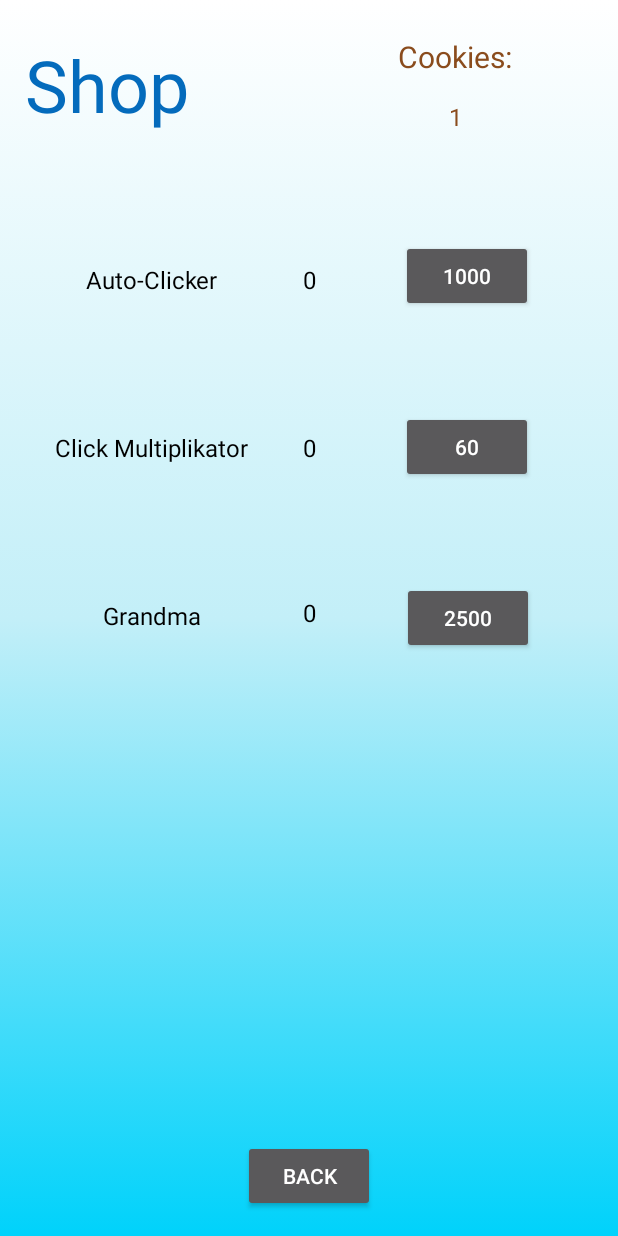
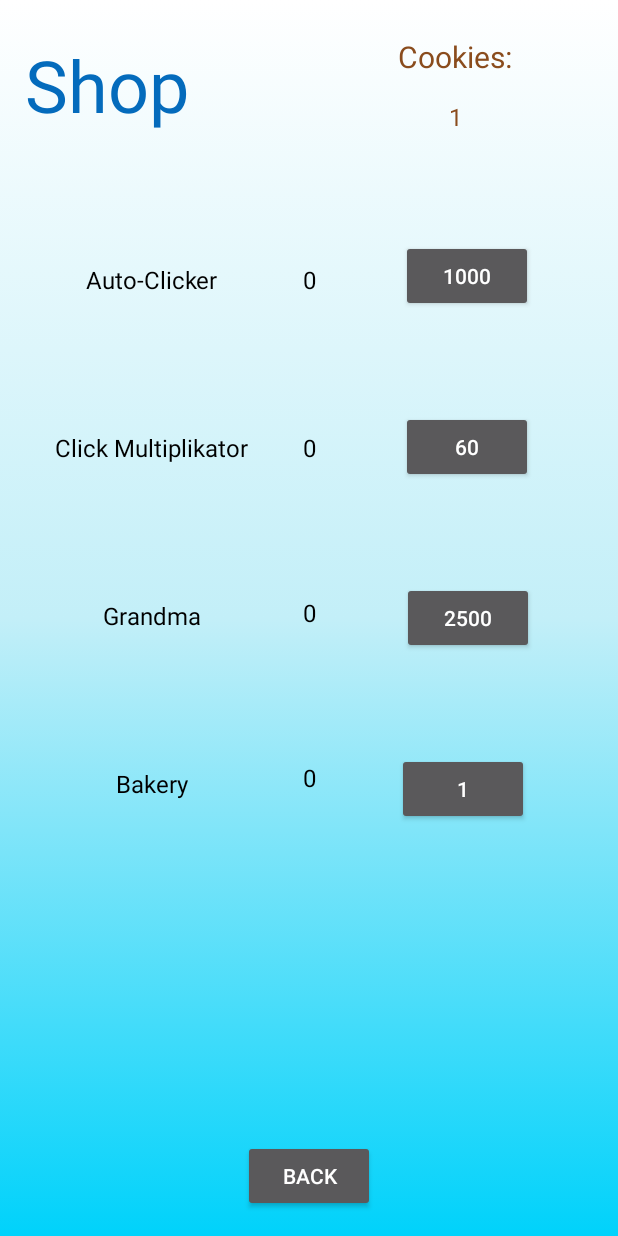
Before and after one commit to Dr-PPSN/Cookie-Klicker-App, an Android app: the Shop screen opened directly, with no data from a screen before it, after a tap on "1000", on a phone screen of 412 x 824 dp. Run offline under Robolectric (Android 15) with nearby library versions, the phone set to English and light mode, and no system bars; our stand-ins replace AdMob.

Commit message:
Added Bakery, Fixed Typos, Changed "test" variable names, Fixed not saving bug on Shop back button

```diff
--- a/app/src/main/java/com/example/cookieclickertest/Shop.java
+++ b/app/src/main/java/com/example/cookieclickertest/Shop.java
@@ -8,6 +8,8 @@ import android.util.Log;
 import android.view.View;
 import android.widget.Button;
 import android.widget.TextView;
+
+import org.w3c.dom.Text;
 
 import java.io.BufferedReader;
 import java.io.FileInputStream;
@@ -22,12 +24,14 @@ public class Shop extends AppCompatActivity {
     private static final String FILE_AUTO = "auto.txt";
     private static final String FILE_MULTI = "multi.txt";
     private static final String FILE_GRANDMA = "grandma.txt";
+    private static final String FILE_BAKERY = "bakery.txt";
     public int digitsFromFile = 0;
     public int score = 0;
     public int score2 = 0;
     public int auto = 0;
     public int multi = 0;
     public int grandma = 0;
+    public int bakery = 0;
 
     //TODO: 2 or 3 New Shop Objects to buy with Billions
     //TODO: button to get Cookies after watching a 30 sec Ad
@@ -40,26 +44,31 @@ public class Shop extends AppCompatActivity {
         Button button_buy_auto = findViewById(R.id.button_buy_auto);
         Button button_buy_multi = findViewById(R.id.button_buy_multi);
         Button button_buy_grandma = findViewById(R.id.button_buy_grandma);
+        Button button_buy_bakery = findViewById(R.id.button_buy_bakery);
         TextView anzahl_auto = findViewById(R.id.anzahl_auto);
         TextView anzahl_multi = findViewById(R.id.anzahl_multi);
         TextView textView_counter_shop = findViewById(R.id.textView_counter_shop);
         TextView anzahl_grandma = findViewById(R.id.anzahl_grandma);
         TextView billions_text2 = findViewById(R.id.billion_text2);
+        TextView anzahl_bakery = findViewById(R.id.anzahl_bakery);
 
         score = loadFile(digitsFromFile, FILE_SCORE);
         score2 = loadFile(digitsFromFile, FILE_SCORE2);
         auto = loadFile(digitsFromFile, FILE_AUTO);
         multi = loadFile(digitsFromFile, FILE_MULTI);
         grandma = loadFile(digitsFromFile, FILE_GRANDMA);
+        bakery = loadFile(digitsFromFile, FILE_BAKERY);
 
         int autoPreis = 1000;
         int multiPreis = 60;
         int grandmaPreis = 2500;
+        int bakeryPreis = 1;
 
         textView_counter_shop.setText((String.valueOf(score)));
         anzahl_auto.setText(String.valueOf(auto));
         anzahl_multi.setText(String.valueOf(multi));
         anzahl_grandma.setText(String.valueOf(grandma));
+        anzahl_bakery.setText(String.valueOf(bakery));
 
         if (auto != 0){
             for (int i = 0; i < auto; i++){
@@ -78,6 +87,15 @@ public class Shop extends AppCompatActivity {
                 grandmaPreis = grandmaPreis * 2;
             }
         }
+        button_buy_grandma.setText(String.valueOf(grandmaPreis));
+        if (bakery != 0){
+            for (int i = 0; i < bakery; i++){
+                bakeryPreis = bakeryPreis * 2;
+            }
+        }
+        button_buy_bakery.setText(String.valueOf(bakeryPreis));
+
+
         if (score2 != 0){
             billions_text2.setVisibility(View.VISIBLE);
             textView_counter_shop.setText((String.valueOf(score2)));
@@ -92,18 +110,19 @@ public class Shop extends AppCompatActivity {
 
         button_back.setOnClickListener(v -> {
             // save the current cookie counter value to external file
+            saveAll();
             startActivity(new Intent(Shop.this, MainActivity.class));
         });
 
         button_buy_auto.setOnClickListener(v -> {
             int inputAnzahlAuto = Integer.parseInt(anzahl_auto.getText().toString());
-            int buttenAutoText = Integer.parseInt(button_buy_auto.getText().toString());
-                if(score >= buttenAutoText) {
-                    int x1 = purchaseUpgrade(inputAnzahlAuto, buttenAutoText, score);
+            int buttonAutoText = Integer.parseInt(button_buy_auto.getText().toString());
+                if(score >= buttonAutoText) {
+                    int x1 = purchaseUpgrade(inputAnzahlAuto, buttonAutoText, score);
                     anzahl_auto.setText(String.valueOf(x1));
                     auto = x1;
-                    String test = button_buy_auto.getText().toString();
-                    int y = Integer.parseInt(test) *3;
+                    String buffer = button_buy_auto.getText().toString();
+                    int y = Integer.parseInt(buffer) *3;
                     button_buy_auto.setText(String.valueOf(y));
                     textView_counter_shop.setText((String.valueOf(score)));
                 }
@@ -112,13 +131,13 @@ public class Shop extends AppCompatActivity {
 
         button_buy_multi.setOnClickListener(v -> {
             int inputAnzahlMulti = Integer.parseInt(anzahl_multi.getText().toString());
-            int buttenMultiText = Integer.parseInt(button_buy_multi.getText().toString());
-            if(score >= buttenMultiText) {
-                    int x2 = purchaseUpgrade(inputAnzahlMulti, buttenMultiText, score);
+            int buttonMultiText = Integer.parseInt(button_buy_multi.getText().toString());
+            if(score >= buttonMultiText) {
+                    int x2 = purchaseUpgrade(inputAnzahlMulti, buttonMultiText, score);
                     anzahl_multi.setText(String.valueOf(x2));
                     multi = x2;
-                    String test = button_buy_multi.getText().toString();
-                    int y = Integer.parseInt(test) *2;
+                    String buffer = button_buy_multi.getText().toString();
+                    int y = Integer.parseInt(buffer) *2;
                     button_buy_multi.setText(String.valueOf(y));
                     textView_counter_shop.setText((String.valueOf(score)));
                 }
@@ -127,17 +146,33 @@ public class Shop extends AppCompatActivity {
 
         button_buy_grandma.setOnClickListener(v -> {
             int inputAnzahlGrandma = Integer.parseInt(anzahl_grandma.getText().toString());
-                int buttenGrandmaText = Integer.parseInt(button_buy_grandma.getText().toString());
-                if (score >= buttenGrandmaText) {
-                    int x3 = purchaseUpgrade(inputAnzahlGrandma, buttenGrandmaText, score);
+                int buttonGrandmaText = Integer.parseInt(button_buy_grandma.getText().toString());
+                if (score >= buttonGrandmaText) {
+                    int x3 = purchaseUpgrade(inputAnzahlGrandma, buttonGrandmaText, score);
                     anzahl_grandma.setText(String.valueOf(x3));
                     grandma = x3;
-                    String test = button_buy_grandma.getText().toString();
-                    int y = Integer.parseInt(test) * 2;
+                    String buffer = button_buy_grandma.getText().toString();
+                    int y = Integer.parseInt(buffer) * 2;
                     button_buy_grandma.setText(String.valueOf(y));
                     textView_counter_shop.setText((String.valueOf(score)));
                 }
             saveAll();
+        });
+
+        button_buy_bakery.setOnClickListener(v -> {
+            // TODO: Fix incrementation of anzahl_bakery ~~ bugged because of score2 vs score issues
+            int inputAnzahlBakery = Integer.parseInt(anzahl_bakery.getText().toString());
+            int buttonBakeryText = Integer.parseInt(button_buy_bakery.getText().toString());
+            if(score2 >= buttonBakeryText){
+                score2 = score2 - Integer.parseInt(button_buy_bakery.getText().toString());
+                int x4 = purchaseUpgrade(inputAnzahlBakery, buttonBakeryText, score2);
+                anzahl_bakery.setText(String.valueOf(x4));
+                bakery = x4;
+                String buffer = button_buy_bakery.getText().toString();
+                int y = Integer.parseInt(buffer) * 2;
+                button_buy_bakery.setText(String.valueOf(y));
+                textView_counter_shop.setText(String.valueOf(score2));
+            }
         });
 
     }
@@ -152,9 +187,11 @@ public class Shop extends AppCompatActivity {
     }
     public void saveAll(){
         saveToFile(String.valueOf(score),FILE_SCORE);
+        saveToFile(String.valueOf(score2), FILE_SCORE2);
         saveToFile(String.valueOf(auto),FILE_AUTO);
         saveToFile(String.valueOf(multi),FILE_MULTI);
         saveToFile(String.valueOf(grandma), FILE_GRANDMA);
+        saveToFile(String.valueOf(bakery), FILE_BAKERY);
     }
 
     private void saveToFile(String data, String FILE){
--- a/app/src/main/res/layout/activity_shop.xml
+++ b/app/src/main/res/layout/activity_shop.xml
@@ -6,6 +6,18 @@
     android:layout_height="match_parent"
     android:background="@drawable/background_gradient"
     tools:context=".Shop">
+
+    <TextView
+        android:id="@+id/anzahl_bakery"
+        android:layout_width="wrap_content"
+        android:layout_height="wrap_content"
+        android:layout_marginTop="88dp"
+        android:text="@string/_0"
+        android:textSize="16sp"
+        android:textColor="#000000"
+        app:layout_constraintEnd_toEndOf="parent"
+        app:layout_constraintStart_toStartOf="parent"
+        app:layout_constraintTop_toBottomOf="@+id/anzahl_grandma" />
 
     <TextView
         android:id="@+id/anzahl_grandma"
@@ -33,6 +45,20 @@
         app:layout_constraintStart_toStartOf="parent"
         app:layout_constraintTop_toBottomOf="@+id/textView2" />
 
+    <TextView
+        android:id="@+id/textViewBakery"
+        android:layout_width="wrap_content"
+        android:layout_height="wrap_content"
+        android:layout_marginStart="8dp"
+        android:layout_marginTop="90dp"
+        android:layout_marginEnd="8dp"
+        android:text="@string/bakery"
+        android:textColor="#000000"
+        android:textSize="16sp"
+        app:layout_constraintEnd_toStartOf="@+id/anzahl_grandma"
+        app:layout_constraintStart_toStartOf="parent"
+        app:layout_constraintTop_toBottomOf="@+id/textView6" />
+
     <Button
         android:id="@+id/button_back"
         android:layout_width="wrap_content"
@@ -58,6 +84,20 @@
         app:layout_constraintEnd_toStartOf="@+id/anzahl_auto"
         app:layout_constraintStart_toStartOf="parent"
         app:layout_constraintTop_toTopOf="parent" />
+
+    <Button
+        android:id="@+id/button_buy_bakery"
+        android:layout_width="wrap_content"
+        android:layout_height="wrap_content"
+        android:layout_marginStart="8dp"
+        android:layout_marginTop="66dp"
+        android:layout_marginEnd="8dp"
+        android:hapticFeedbackEnabled="true"
+        android:text="@string/_1"
+        app:layout_constraintEnd_toEndOf="parent"
+        app:layout_constraintHorizontal_bias="0.474"
+        app:layout_constraintStart_toEndOf="@+id/anzahl_grandma"
+        app:layout_constraintTop_toBottomOf="@+id/button_buy_grandma" />
 
     <Button
         android:id="@+id/button_buy_auto"
--- a/app/src/main/res/values/strings.xml
+++ b/app/src/main/res/values/strings.xml
@@ -5,6 +5,7 @@
     <string name="save">Save</string>
     <string name="cookie">Cookie</string>
     <string name="cookies">Cookies:</string>
+    <string name="_1">1</string>
     <string name="_2500">2500</string>
     <string name="_60">60</string>
     <string name="click_multiplikator">Click Multiplikator</string>
@@ -12,6 +13,7 @@
     <string name="auto_clicker">Auto-Clicker</string>
     <string name="back">Back</string>
     <string name="grandma">Grandma</string>
+    <string name="bakery">Bakery</string>
     <string name="_0">0</string>
     <string name="billion">Billion</string>
     <string name="settings">Settings</string>
```
